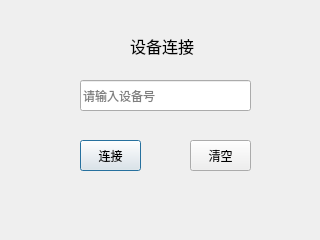
Before: the Qt Designer form ui/connectDialog.ui in Asan96/Car, drawn with Qt 5.
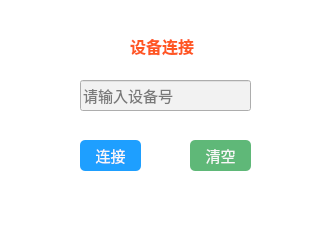
After: the same form once the commit is applied.

```diff
--- a/ui/connectDialog.ui
+++ b/ui/connectDialog.ui
@@ -13,6 +13,9 @@
   <property name="windowTitle">
    <string>设备连接</string>
   </property>
+  <property name="styleSheet">
+   <string notr="true">background-color:white;</string>
+  </property>
   <widget class="QLineEdit" name="input_macId">
    <property name="geometry">
     <rect>
@@ -25,6 +28,9 @@
    <property name="whatsThis">
     <string/>
    </property>
+   <property name="styleSheet">
+    <string notr="true">font-family:'微软雅黑';font-size:15px;background-color:#f2f2f2;</string>
+   </property>
    <property name="inputMask">
     <string/>
    </property>
@@ -41,6 +47,9 @@
      <height>31</height>
     </rect>
    </property>
+   <property name="styleSheet">
+    <string notr="true">border-radius:5px;font-family:'微软雅黑';font-size:15px;background-color:#1E9FFF;color:#f8f8f8</string>
+   </property>
    <property name="text">
     <string>连接</string>
    </property>
@@ -54,6 +63,9 @@
      <height>31</height>
     </rect>
    </property>
+   <property name="styleSheet">
+    <string notr="true">border-radius:5px;font-family:'微软雅黑';font-size:15px;background-color:#5FB878;color:#f8f8f8</string>
+   </property>
    <property name="text">
     <string>清空</string>
    </property>
@@ -69,10 +81,15 @@
    </property>
    <property name="font">
     <font>
-     <family>宋体</family>
-     <pointsize>12</pointsize>
+     <family>微软雅黑</family>
+     <pointsize>-1</pointsize>
+     <weight>75</weight>
+     <bold>true</bold>
     </font>
    </property>
+   <property name="styleSheet">
+    <string notr="true">font-weight:600;font-size:16px;font-family:'微软雅黑';color:#FF5722;</string>
+   </property>
    <property name="text">
     <string>设备连接</string>
    </property>
```
